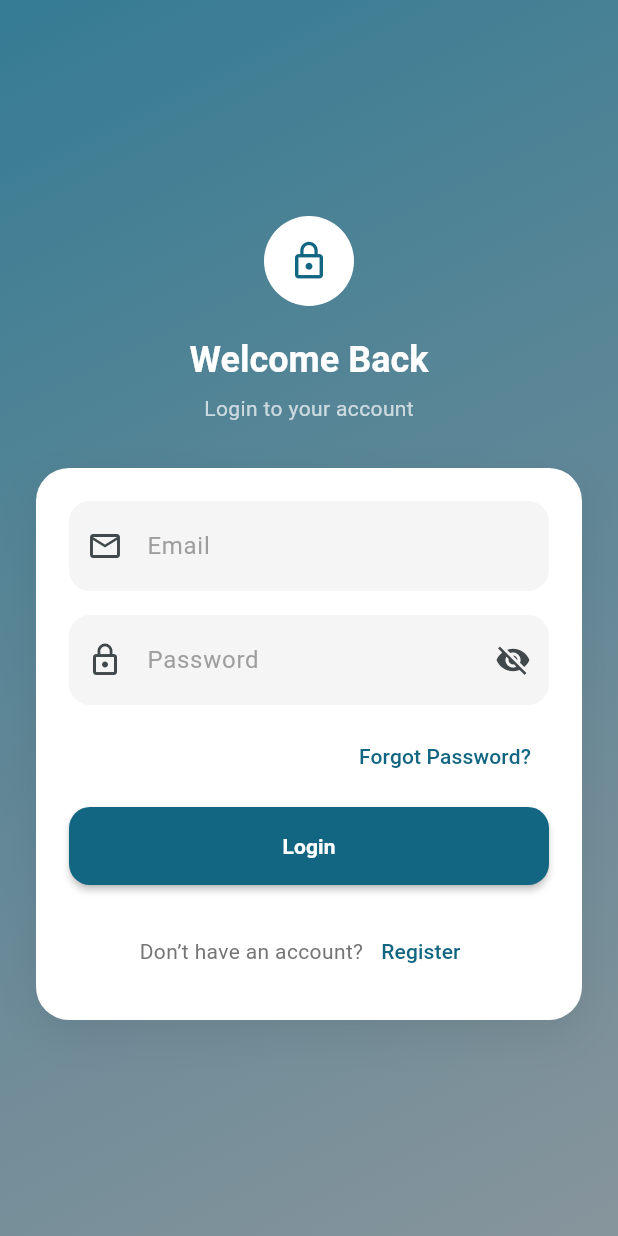
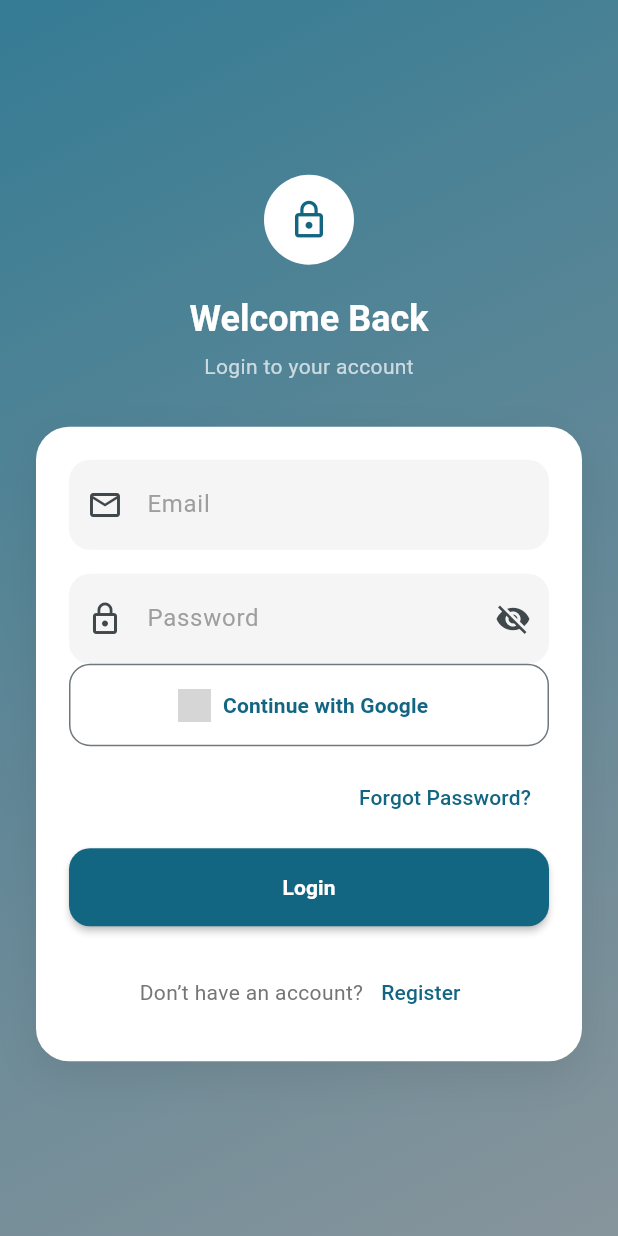
Before and after one commit to vr1449983-dotcom/new_todo_app, a Flutter app: the screen it shows after launch, on a phone screen of 412 x 824 dp. Run offline on Flutter 3.47's test engine with Material 3 defaults, Android fonts, the phone set to English and light mode, and no system bars; our stand-ins replace cached_network_image, cloud_firestore, connectivity_plus, firebase_auth, firebase_core, flutter_local_notifications and 11 more; accounts and stored records are empty; network calls fail; grey boxes are pictures that could not be loaded.

```diff
--- a/lib/screens/login_page.dart
+++ b/lib/screens/login_page.dart
@@ -4,7 +4,7 @@ import 'package:get/get.dart';
 
 import '../controller/auth_controller.dart';
 import 'forgot_password_page.dart';
-import 'register_page.dart' hide AuthController;
+import 'register_page.dart';
 
 class LoginPage extends StatefulWidget {
   const LoginPage({super.key});
@@ -186,6 +186,41 @@ class _LoginPageState extends State<LoginPage> {
                             ),
                           ),
 
+                          /// 🔐 GOOGLE SIGN-IN BUTTON
+                          SizedBox(
+                            width: double.infinity,
+                            height: 55,
+
+                            child: OutlinedButton.icon(
+                              style: OutlinedButton.styleFrom(
+                                shape: RoundedRectangleBorder(
+                                  borderRadius: BorderRadius.circular(14),
+                                ),
+                                side: BorderSide(
+                                  color: Theme.of(context).colorScheme.outline,
+                                ),
+                              ),
+
+                              onPressed: () {
+                                authController.signInWithGoogle(); // ✅ CALL ONLY
+                              },
+
+                              icon: Image.network(
+                                "https://cdn-icons-png.flaticon.com/512/281/281764.png",
+                                height: 22,
+                              ),
+
+                              label: const Text(
+                                "Continue with Google",
+                                style: TextStyle(
+                                  fontWeight: FontWeight.w600,
+                                ),
+                              ),
+                            ),
+                          ),
+
+
+
                           const SizedBox(height: 10),
 
                           /// FORGOT PASSWORD
```
